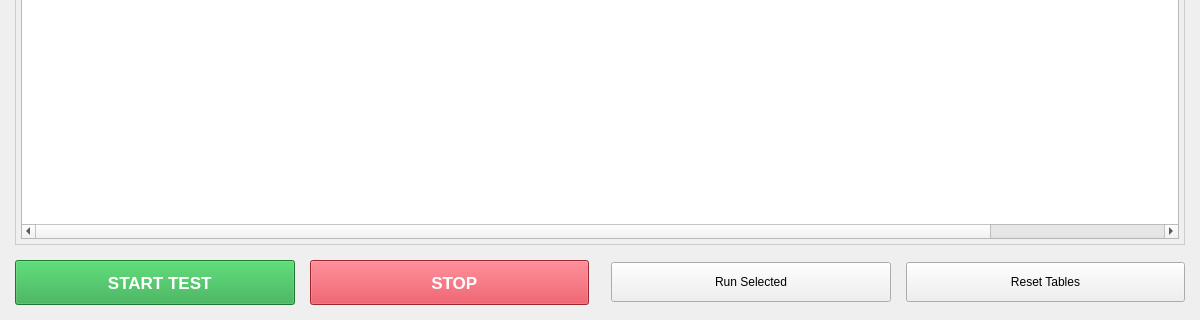
Above: src/ui/forms/execution.ui from SuryaPrasathB/Comminent-PCB-Tester before the change; both pictures show x 0 to 1200 and y 530 to 850 of the 1200 by 850 pixel window. Below: the same form after it.
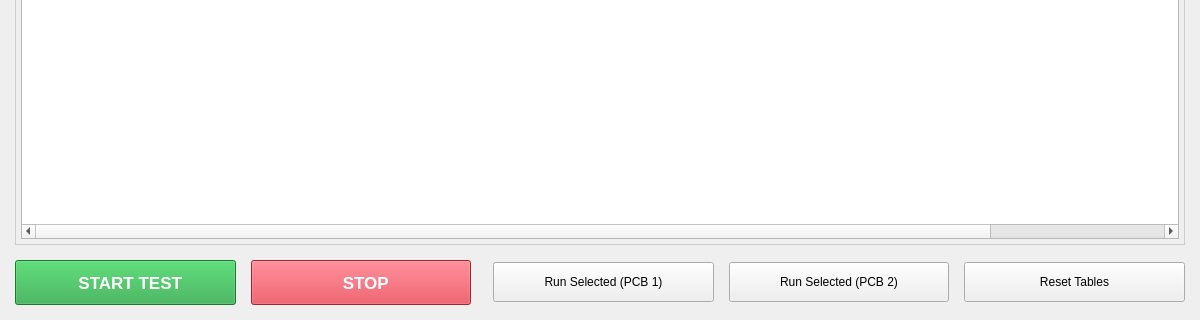
That is the form after the change.

Diff of the .ui file:
```diff
--- a/src/ui/forms/execution.ui
+++ b/src/ui/forms/execution.ui
@@ -283,11 +283,24 @@
      <item>
       <widget class="QPushButton" name="pushButton_runSelected">
        <property name="text">
-        <string>Run Selected</string>
+       <string>Run Selected (PCB 1)</string>
        </property>
        <property name="minimumSize">
         <size>
-         <width>130</width>
+        <width>160</width>
+        <height>40</height>
+       </size>
+      </property>
+     </widget>
+    </item>
+    <item>
+     <widget class="QPushButton" name="pushButton_runSelected_2">
+      <property name="text">
+       <string>Run Selected (PCB 2)</string>
+      </property>
+      <property name="minimumSize">
+       <size>
+        <width>160</width>
          <height>40</height>
         </size>
        </property>
```
Left out of the diff: 3 changed lines with no effect on the pictures. Lines whose indentation alone changed are shown as unchanged.
